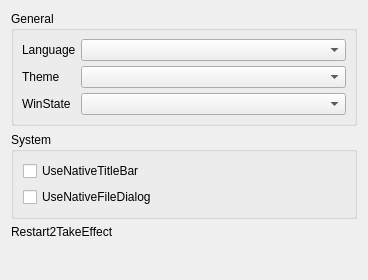
Wing-summer/WingGifEditor2, file src/settings/editorsettingdialog.ui: the form before one commit.
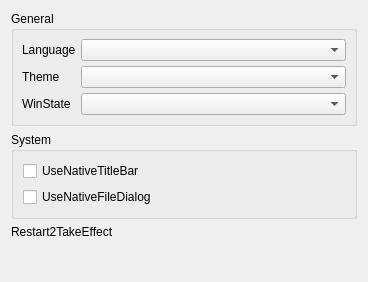
The form after the commit.

```diff
--- a/src/settings/editorsettingdialog.ui
+++ b/src/settings/editorsettingdialog.ui
@@ -7,7 +7,7 @@
     <x>0</x>
     <y>0</y>
     <width>368</width>
-    <height>280</height>
+    <height>282</height>
    </rect>
   </property>
   <property name="sizePolicy">
```
Left out of the diff: 8 changed lines with no effect on the pictures.
